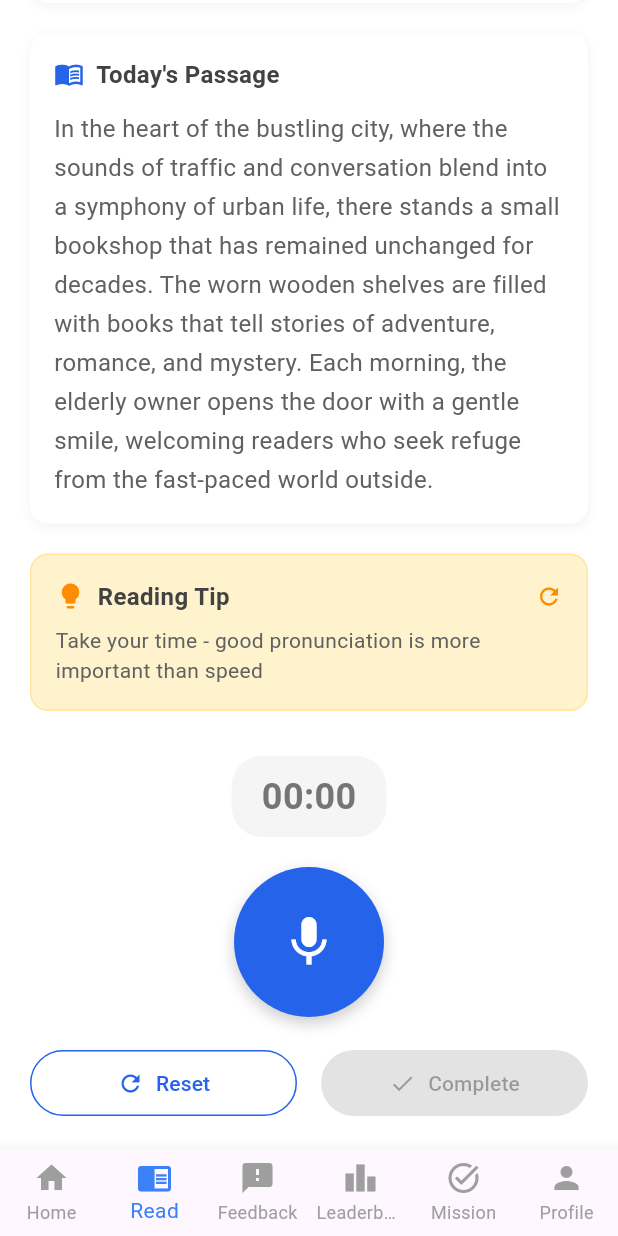
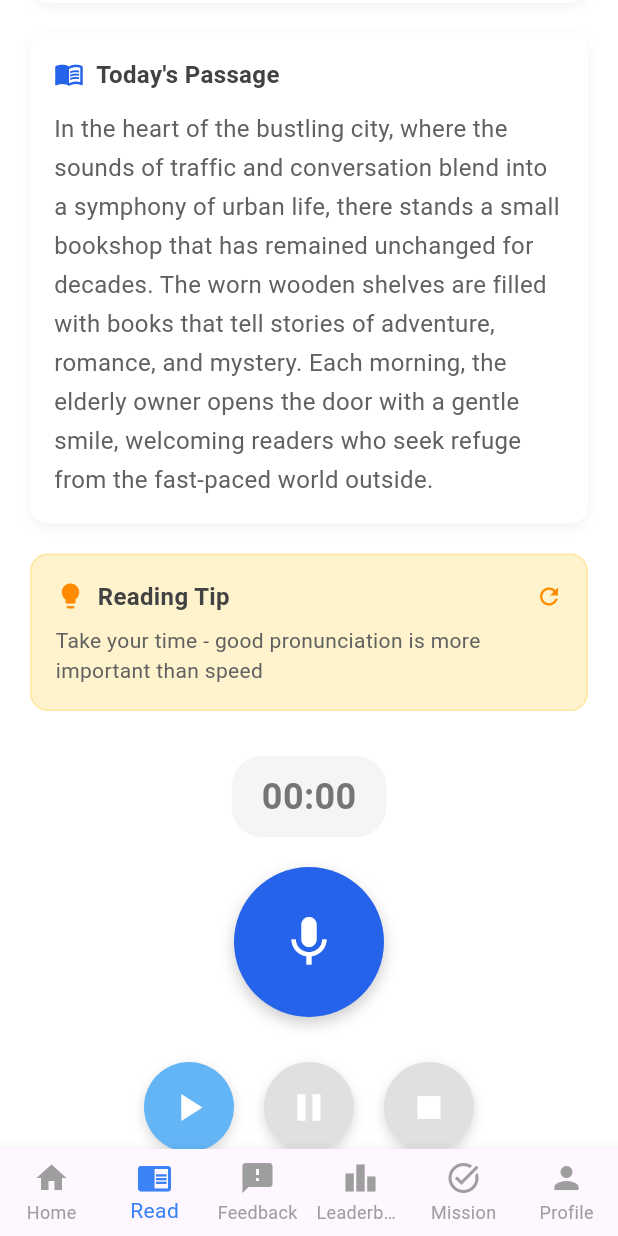
Before and after one commit to reymartjohneva/Oralympics, a Flutter app: the HomeScreen screen opened directly, item 2 of the bottom bar chosen, scrolled down 172 dp, on a phone screen of 412 x 824 dp. Run offline on Flutter 3.47's test engine with Material 3 defaults, Android fonts, the phone set to English and light mode, and no system bars; our stand-ins replace flutter_tts, speech_to_text.

Commit message:
feat: added contol buttons (play, pause and stop) on speech recognition tab

```diff
--- a/lib/screens/speech_recognition_tab.dart
+++ b/lib/screens/speech_recognition_tab.dart
@@ -353,6 +353,98 @@ class _SpeechRecognitionTabState extends State<SpeechRecognitionTab>
             ),
           ),
 
+          SizedBox(height: 30),
+
+          // Control Buttons (Play, Pause, Stop)
+          Row(
+            mainAxisAlignment: MainAxisAlignment.center,
+            children: [
+              // Play Button
+              GestureDetector(
+                onTap: _isRecording ? null : _toggleRecording,
+                child: Container(
+                  width: 60,
+                  height: 60,
+                  decoration: BoxDecoration(
+                    color: _isRecording ? Colors.grey[300] : Color(0xFF64B5F6),
+                    shape: BoxShape.circle,
+                    boxShadow: [
+                      BoxShadow(
+                        color: Colors.black.withOpacity(0.15),
+                        blurRadius: 6,
+                        offset: Offset(0, 3),
+                      ),
+                    ],
+                  ),
+                  child: Icon(
+                    Icons.play_arrow,
+                    size: 30,
+                    color: Colors.white,
+                  ),
+                ),
+              ),
+              SizedBox(width: 20),
+              // Pause Button
+              GestureDetector(
+                onTap: _isRecording ? _toggleRecording : null,
+                child: Container(
+                  width: 60,
+                  height: 60,
+                  decoration: BoxDecoration(
+                    color: _isRecording ? Color(0xFF64B5F6) : Colors.grey[300],
+                    shape: BoxShape.circle,
+                    boxShadow: [
+                      BoxShadow(
+                        color: Colors.black.withOpacity(0.15),
+                        blurRadius: 6,
+                        offset: Offset(0, 3),
+                      ),
+                    ],
+                  ),
+                  child: Icon(
+                    Icons.pause,
+                    size: 30,
+                    color: Colors.white,
+                  ),
+                ),
+              ),
+              SizedBox(width: 20),
+              // Stop Button
+              GestureDetector(
+                onTap: (_isRecording || _text.isNotEmpty) ? () {
+                  if (_isRecording) {
+                    _toggleRecording();
+                  }
+                  _resetTimer();
+                  setState(() {
+                    _text = '';
+                    _confidence = 1.0;
+                  });
+                } : null,
+                child: Container(
+                  width: 60,
+                  height: 60,
+                  decoration: BoxDecoration(
+                    color: (_isRecording || _text.isNotEmpty) ? Color(0xFF64B5F6) : Colors.grey[300],
+                    shape: BoxShape.circle,
+                    boxShadow: [
+                      BoxShadow(
+                        color: Colors.black.withOpacity(0.15),
+                        blurRadius: 6,
+                        offset: Offset(0, 3),
+                      ),
+                    ],
+                  ),
+                  child: Icon(
+                    Icons.stop,
+                    size: 30,
+                    color: Colors.white,
+                  ),
+                ),
+              ),
+            ],
+          ),
+
           SizedBox(height: 20),
 
           // Recording Status Indicator
```
Also changed, not shown: pubspec.lock.
